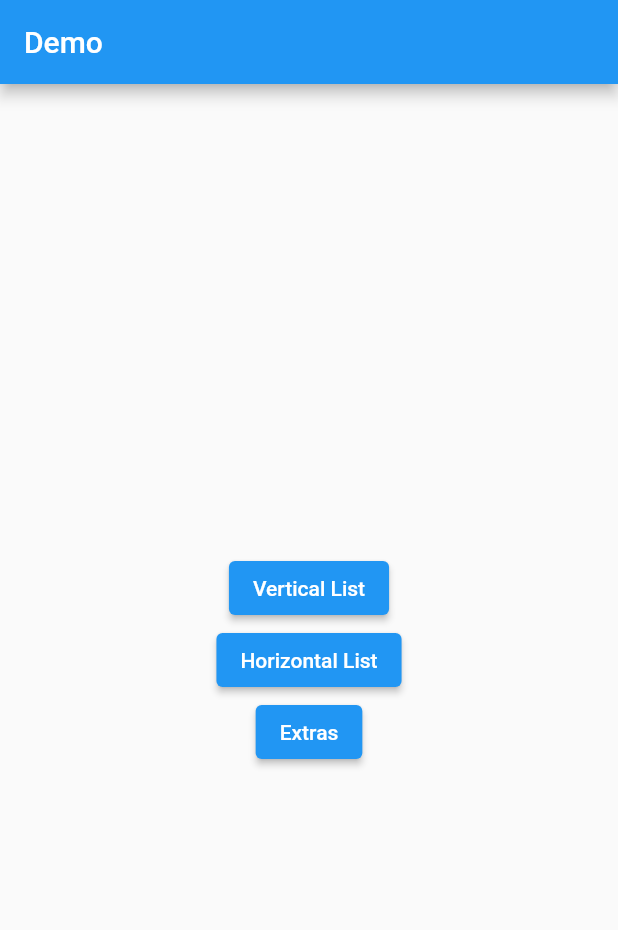
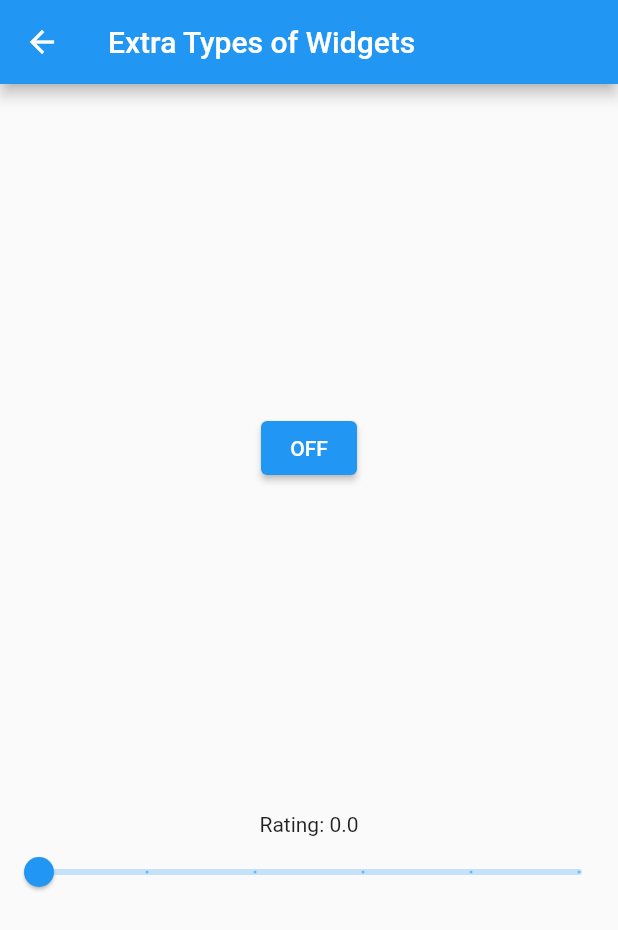
Before and after one commit to iamsuraj024/flutter_application, a Flutter app: the screen it shows after launch, after a tap on "Extras", on a phone screen of 412 x 824 dp. Shown: the top 930 px of the screen. Run offline on Flutter 3.47's test engine with Material 2 defaults, Android fonts, the phone set to English and light mode, and no system bars.

Commit message:
Extra Widget

```diff
--- /dev/null
+++ b/lib/extra_list.dart
@@ -0,0 +1,59 @@
+import 'package:flutter/material.dart';
+
+class MyExtraList extends StatefulWidget {
+  const MyExtraList({Key? key}) : super(key: key);
+  @override
+  State<MyExtraList> createState() => _MyExtraListState();
+}
+
+class _MyExtraListState extends State<MyExtraList> {
+  bool isON = false;
+  double rating = 0.0;
+
+  @override
+  Widget build(BuildContext context) {
+    return MaterialApp(
+      title: 'Extra Types of Widgets',
+      home: Scaffold(
+          appBar: AppBar(
+            leading: IconButton(
+              icon: const Icon(Icons.arrow_back),
+              onPressed: () {
+                Navigator.of(context).pop();
+              },
+            ),
+            title: const Text('Extra Types of Widgets'),
+          ),
+          body: Column(
+            mainAxisAlignment: MainAxisAlignment.spaceEvenly,
+            children: [
+              ElevatedButton(
+                onPressed: () {
+                  isON = !isON;
+                  setState(() {});
+                },
+                child: Text(isON ? 'ON' : 'OFF'),
+              ),
+              Column(
+                children: [
+                  Text(
+                    'Rating: ${rating.toStringAsFixed(1)}',
+                  ),
+                  Slider(
+                    value: rating,
+                    min: 0,
+                    max: 5,
+                    divisions: 5,
+                    onChanged: (value) {
+                      setState(() {
+                        rating = value;
+                      });
+                    },
+                  ),
+                ],
+              ),
+            ],
+          )),
+    );
+  }
+}
--- a/lib/home_screen.dart
+++ b/lib/home_screen.dart
@@ -27,7 +27,7 @@ class MyHomePage extends StatelessWidget {
               ),
               ElevatedButton(
                 onPressed: () {
-                  // Add your button 3 functionality here
+                  Navigator.pushNamed(context, '/fourth');
                 },
                 child: const Text('Extras'),
               ),
--- a/lib/main.dart
+++ b/lib/main.dart
@@ -1,4 +1,5 @@
 import 'package:flutter/material.dart';
+import 'package:flutter_application/extra_list.dart';
 import 'package:flutter_application/vertical_list.dart';
 
 import 'home_screen.dart';
@@ -11,6 +12,7 @@ void main() {
       '/': (BuildContext context) => const MyHomePage(),
       '/second': (BuildContext context) => const MyVerticalList(),
       '/third': (BuildContext context) => const MyHorizontalList(),
+      '/fourth': (BuildContext context) => const MyExtraList(),
     },
     initialRoute: '/',
   ));
```
